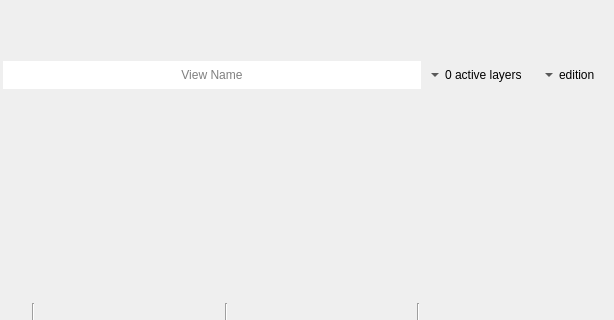
Old version of the form ui/view_widget.ui in the repository SMByC/ThRasE; both pictures show x 0 to 614 and y 0 to 320 of the 614 by 598 pixel window.
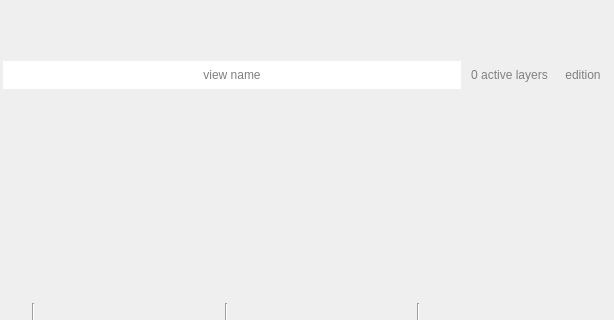
New version of the form. Icons and pictures are not drawn. Custom widgets are drawn as their Qt base class.

Commit message: New icons for the active layers and edit tools and adjust its status, various minors improve in the view widget

Diff of the .ui file:
```diff
--- a/ui/view_widget.ui
+++ b/ui/view_widget.ui
@@ -59,12 +59,15 @@
          <set>Qt::AlignCenter</set>
         </property>
         <property name="placeholderText">
-         <string>View Name</string>
+         <string>view name</string>
         </property>
        </widget>
       </item>
       <item>
        <widget class="QToolButton" name="QPBtn_ConfActiveLayers">
+        <property name="enabled">
+         <bool>true</bool>
+        </property>
         <property name="maximumSize">
          <size>
           <width>16777215</width>
@@ -74,6 +77,9 @@
         <property name="toolTip">
          <string>Show/hide the active layers config</string>
         </property>
+        <property name="styleSheet">
+         <string notr="true">color: gray</string>
+        </property>
         <property name="text">
          <string>0 active layers</string>
         </property>
@@ -83,9 +89,6 @@
         <property name="autoRaise">
          <bool>true</bool>
         </property>
-        <property name="arrowType">
-         <enum>Qt::DownArrow</enum>
-        </property>
        </widget>
       </item>
       <item>
@@ -99,6 +102,9 @@
         <property name="toolTip">
          <string>Show/hide the edition tools</string>
         </property>
+        <property name="styleSheet">
+         <string notr="true">color: gray</string>
+        </property>
         <property name="text">
          <string>edition</string>
         </property>
@@ -108,9 +114,6 @@
         <property name="autoRaise">
          <bool>true</bool>
         </property>
-        <property name="arrowType">
-         <enum>Qt::DownArrow</enum>
-        </property>
        </widget>
       </item>
      </layout>
```
Left out of the diff: 50 changed lines with no effect on the pictures. The commit also changes 5 other files.
